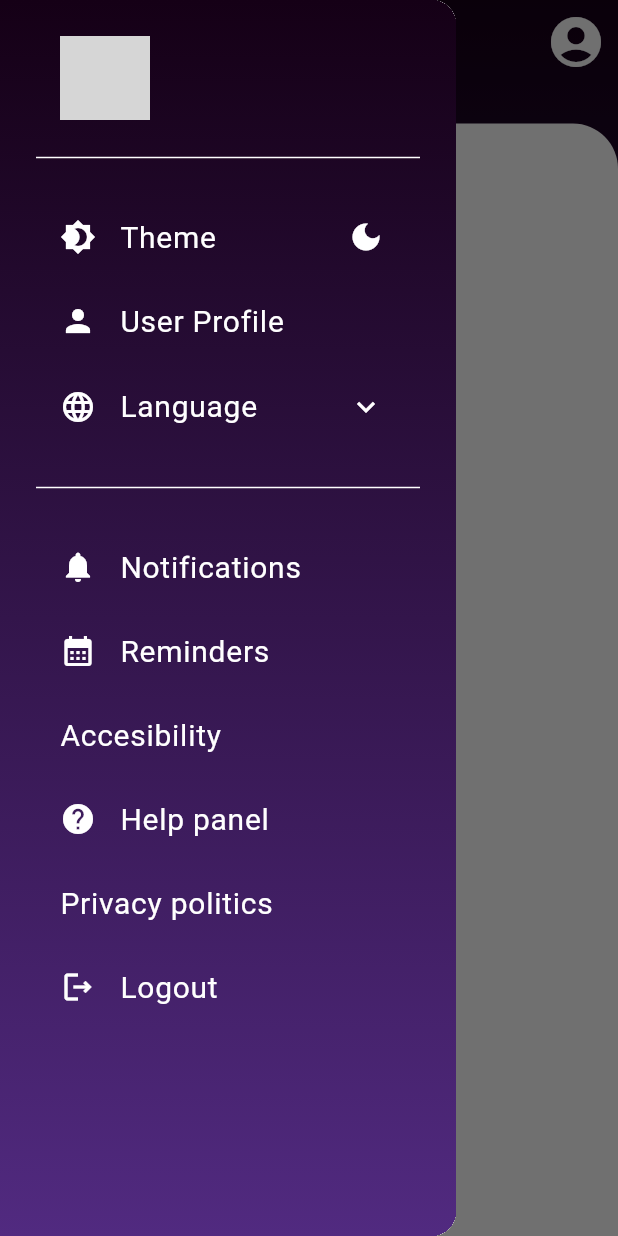
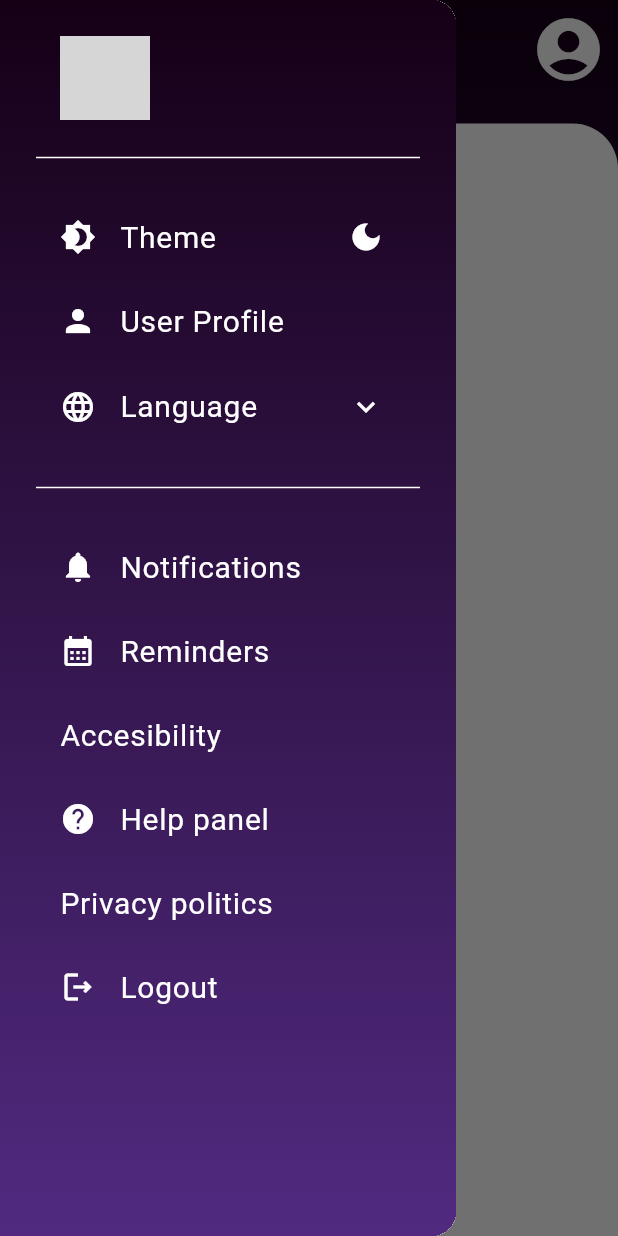
Before and after one commit to jacquelr/Wisdrive, a Flutter app: the screen it shows once a user with an empty profile is signed in, with the side drawer open, on a phone screen of 412 x 824 dp. Run offline on Flutter 3.47's test engine with Material 3 defaults, Android fonts, the light colour scheme and no system bars; our stand-ins replace flutter_chat_types, flutter_chat_ui, flutter_dotenv, get, get_storage, google_fonts and 3 more; missing offline and left inert: syncfusion_flutter_pdfviewer; accounts and stored records are empty; Roboto replaces fonts that are missing (Play); grey boxes are pictures that could not be loaded.

Commit message:
style(questions):copy paste home contaienr into questions

```diff
--- a/lib/navigation/screens/home/home_screen.dart
+++ b/lib/navigation/screens/home/home_screen.dart
@@ -20,6 +20,24 @@ class HomeScreen extends StatefulWidget {
 class _HomeScreenState extends State<HomeScreen> {
   final ThemeController themeController = Get.find();
   int? selectedCategoryId;
+
+  Color? getTextThemeColor() {
+    final textColor =
+        themeController.isDarkMode.value ? white : AppTheme.darkPurple;
+    return textColor;
+  }
+
+  Color? getIconThemeColor() {
+    final iconColor = themeController.isDarkMode.value
+        ? AppTheme.lightBackground
+        : AppTheme.lightSecondary;
+    return iconColor;
+  }
+
+  Color? getContainerThemeColor() {
+    final containerColor = themeController.isDarkMode.value ? AppTheme.lightBackground : AppTheme.lightPrimary;
+    return containerColor;
+  }
 
   String? getSelectedCategory() {
     switch (selectedCategoryId) {
@@ -51,21 +69,15 @@ class _HomeScreenState extends State<HomeScreen> {
         appBar: AppBar(
           title: Text(
             getSelectedCategory() ?? '',
-            style: GoogleFonts.play(color: Colors.white),
+            style: GoogleFonts.play(color: getTextThemeColor()),
           ),
           centerTitle: true,
-          iconTheme: themeController.isDarkMode.value
-              ? const IconThemeData(color: AppTheme.lightBackground, size: 40)
-              : const IconThemeData(color: AppTheme.lightSecondary, size: 40),
+          iconTheme: IconThemeData(color: getIconThemeColor(), size: 50),
           backgroundColor: Colors.transparent,
           elevation: 0,
           actions: [
             IconButton(
-              icon: themeController.isDarkMode.value
-                  ? const Icon(Icons.account_circle,
-                      color: AppTheme.lightBackground)
-                  : const Icon(Icons.account_circle,
-                      color: AppTheme.lightSecondary),
+              icon: Icon(Icons.account_circle, color: getIconThemeColor()),
               onPressed: () {
                 Navigator.of(context).push(MaterialPageRoute(
                   builder: (context) => const ProfileScreen(),
@@ -94,9 +106,9 @@ class _HomeScreenState extends State<HomeScreen> {
               right: 0,
               bottom: 0,
               child: Container(
-                decoration: const BoxDecoration(
-                  color: AppTheme.lightBackground,
-                  borderRadius: BorderRadius.only(
+                decoration: BoxDecoration(
+                  color: getContainerThemeColor(),
+                  borderRadius: const BorderRadius.only(
                     topLeft: Radius.circular(30),
                     topRight: Radius.circular(30),
                   ),
```
Also changed, not shown: lib/navigation/screens/home/questions_screen.dart (+84 -21 lines).
